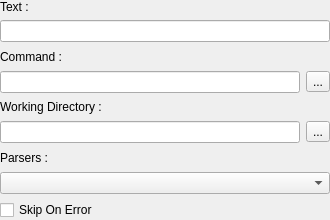
This is v2/branches/dev/monkey/src/consolemanager/CommandEditor.ui in testmana2/mks as Qt 5 draws it before an edit. The edited form follows.
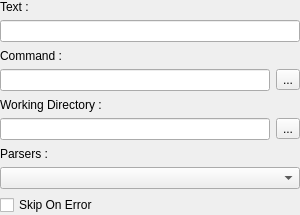
This is the edited form. Icons and pictures are not drawn. Custom widgets are drawn as their Qt base class.

Commit message: Finish reusable CommandEditor widget

Patch:
```diff
--- a/v2/branches/dev/monkey/src/consolemanager/CommandEditor.ui
+++ b/v2/branches/dev/monkey/src/consolemanager/CommandEditor.ui
@@ -6,8 +6,8 @@
    <rect>
     <x>0</x>
     <y>0</y>
-    <width>330</width>
-    <height>220</height>
+    <width>300</width>
+    <height>215</height>
    </rect>
   </property>
   <property name="sizePolicy">
@@ -16,14 +16,11 @@
     <verstretch>0</verstretch>
    </sizepolicy>
   </property>
-  <layout class="QVBoxLayout" name="verticalLayout">
-   <property name="spacing">
-    <number>6</number>
-   </property>
+  <layout class="QGridLayout" name="gridLayout">
    <property name="margin">
     <number>0</number>
    </property>
-   <item>
+   <item row="0" column="0">
     <widget class="QLabel" name="lText">
      <property name="sizePolicy">
       <sizepolicy hsizetype="Preferred" vsizetype="Maximum">
@@ -36,10 +33,10 @@
      </property>
     </widget>
    </item>
-   <item>
+   <item row="1" column="0" colspan="2">
     <widget class="QLineEdit" name="leText"/>
    </item>
-   <item>
+   <item row="2" column="0">
     <widget class="QLabel" name="lCommand">
      <property name="sizePolicy">
       <sizepolicy hsizetype="Expanding" vsizetype="Preferred">
@@ -52,18 +49,10 @@
      </property>
     </widget>
    </item>
-   <item>
-    <layout class="QHBoxLayout" name="horizontalLayout">
-     <property name="spacing">
-      <number>6</number>
-     </property>
-     <property name="margin">
-      <number>0</number>
-     </property>
-     <item>
+   <item row="3" column="0">
       <widget class="QLineEdit" name="leCommand"/>
      </item>
-     <item>
+   <item row="3" column="1">
       <widget class="QToolButton" name="tbCommand">
        <property name="text">
         <string>...</string>
@@ -74,9 +63,7 @@
        </property>
       </widget>
      </item>
-    </layout>
-   </item>
-   <item>
+   <item row="4" column="0" colspan="2">
     <widget class="QLabel" name="lWorkDir">
      <property name="sizePolicy">
       <sizepolicy hsizetype="Expanding" vsizetype="Preferred">
@@ -89,18 +76,10 @@
      </property>
     </widget>
    </item>
-   <item>
-    <layout class="QHBoxLayout" name="horizontalLayout_2">
-     <property name="spacing">
-      <number>6</number>
-     </property>
-     <property name="margin">
-      <number>0</number>
-     </property>
-     <item>
+   <item row="5" column="0">
       <widget class="QLineEdit" name="leWorkDir"/>
      </item>
-     <item>
+   <item row="5" column="1">
       <widget class="QToolButton" name="tbWorkDir">
        <property name="text">
         <string>...</string>
@@ -111,9 +90,7 @@
        </property>
       </widget>
      </item>
-    </layout>
-   </item>
-   <item>
+   <item row="6" column="0">
     <widget class="QLabel" name="lParsers">
      <property name="sizePolicy">
       <sizepolicy hsizetype="Expanding" vsizetype="Preferred">
@@ -126,10 +103,10 @@
      </property>
     </widget>
    </item>
-   <item>
+   <item row="7" column="0" colspan="2">
     <widget class="pCheckComboBox" name="ccParsers"/>
    </item>
-   <item>
+   <item row="8" column="0" colspan="2">
     <widget class="QCheckBox" name="cbSkipOnError">
      <property name="sizePolicy">
       <sizepolicy hsizetype="Expanding" vsizetype="Fixed">
```
Lines whose indentation alone changed are shown as unchanged. The commit also changes 1 other file.
